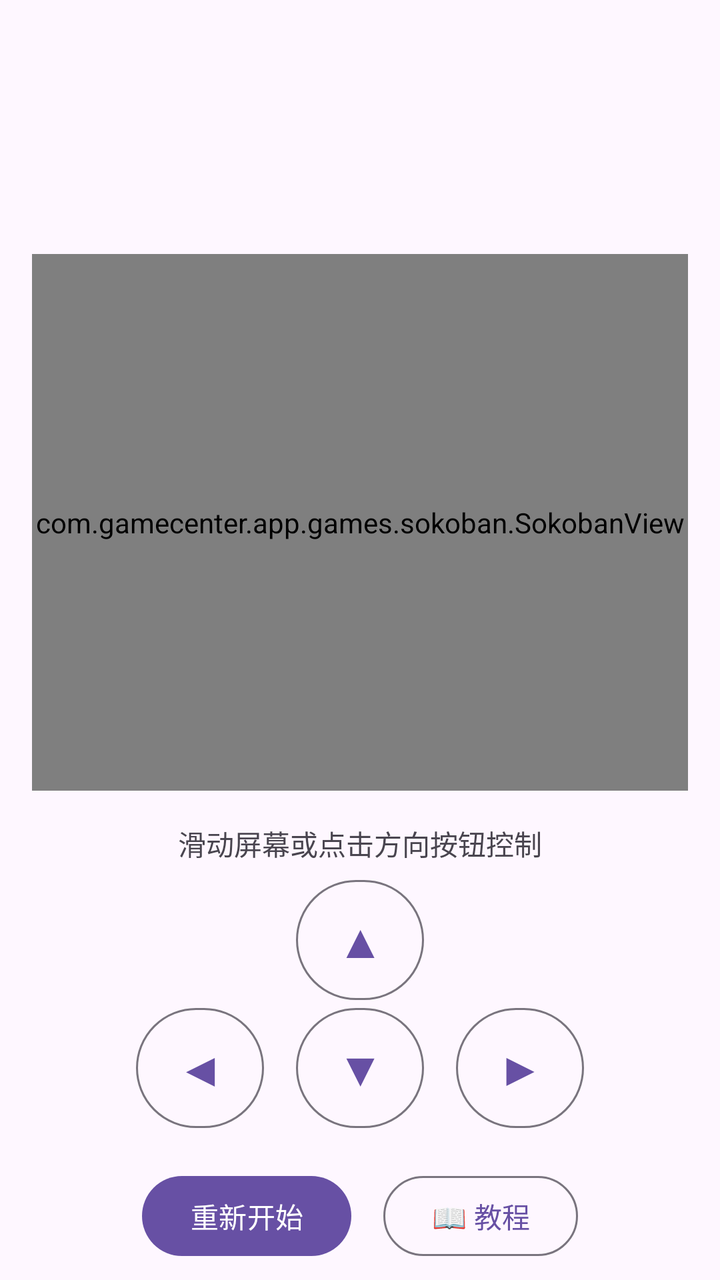
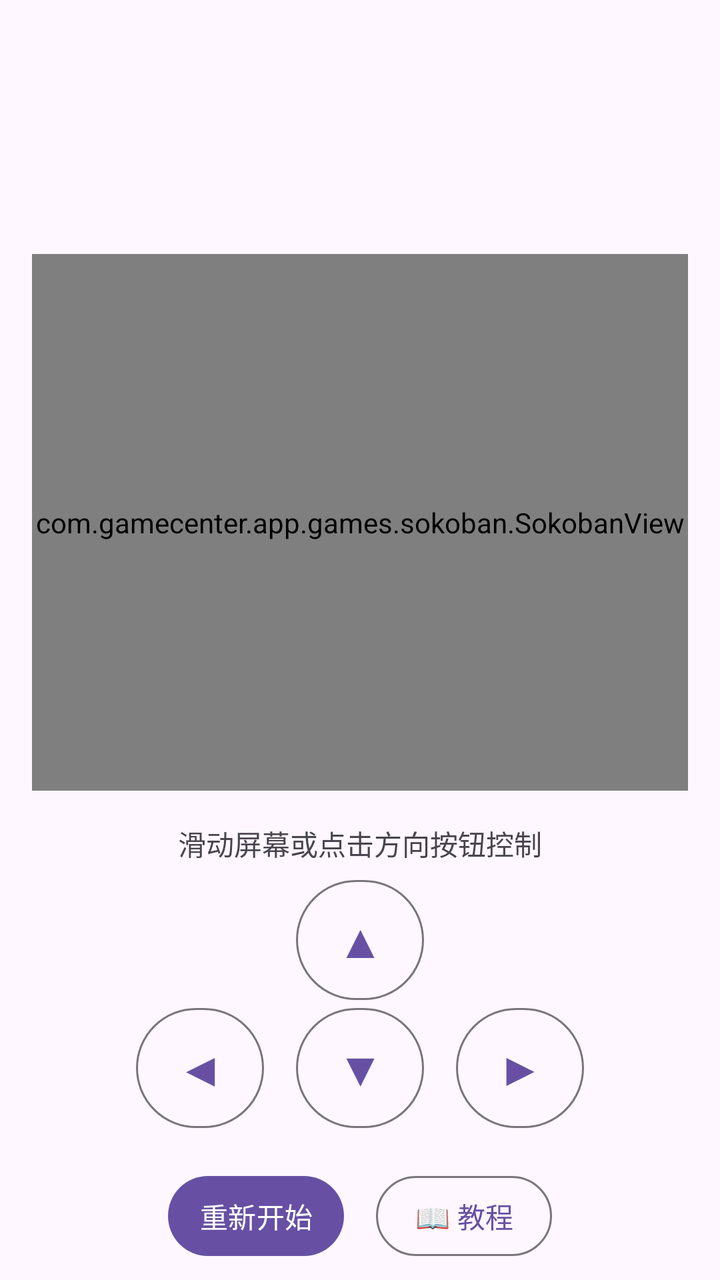

Compare the two renders of this Android layout. The source of the first and the diff that turns it into the second are given below.
<!-- AndroidManifest.xml: activity theme Theme.GameCenterApp -->
<!-- res/layout/activity_sokoban.xml -->
<?xml version="1.0" encoding="utf-8"?>
<LinearLayout xmlns:android="http://schemas.android.com/apk/res/android"
    android:layout_width="match_parent"
    android:layout_height="match_parent"
    android:orientation="vertical"
    android:background="?android:attr/colorBackground"
    android:paddingTop="28dp">

    <TextView
        android:id="@+id/tv_game_title"
        android:layout_width="wrap_content"
        android:layout_height="wrap_content"
        android:layout_gravity="center"
        android:layout_marginTop="16dp"
        android:textSize="28sp"
        android:textStyle="bold"
        android:textColor="?android:attr/textColorPrimary" />

    <TextView
        android:id="@+id/tv_game_status"
        android:layout_width="wrap_content"
        android:layout_height="wrap_content"
        android:layout_gravity="center"
        android:layout_marginTop="8dp"
        android:textSize="16sp"
        android:textColor="#4CAF50" />

    <com.gamecenter.app.games.sokoban.SokobanView
        android:id="@+id/sokoban_view"
        android:layout_width="match_parent"
        android:layout_height="0dp"
        android:layout_weight="1"
        android:layout_margin="16dp" />

    <TextView
        android:layout_width="wrap_content"
        android:layout_height="wrap_content"
        android:layout_gravity="center"
        android:text="滑动屏幕或点击方向按钮控制"
        android:textSize="14sp"
        android:textColor="?attr/colorOnSurfaceVariant" />

    <LinearLayout
        android:layout_width="match_parent"
        android:layout_height="wrap_content"
        android:gravity="center"
        android:orientation="vertical"
        android:padding="8dp">

        <com.google.android.material.button.MaterialButton
            android:id="@+id/btn_up"
            style="@style/Widget.Material3.Button.OutlinedButton"
            android:layout_width="64dp"
            android:layout_height="64dp"
            android:insetLeft="0dp"
            android:insetTop="0dp"
            android:insetRight="0dp"
            android:padding="0dp"
            android:text="▲"
            android:textSize="24sp" />

        <LinearLayout
            android:layout_width="wrap_content"
            android:layout_height="wrap_content"
            android:orientation="horizontal">

            <com.google.android.material.button.MaterialButton
                android:id="@+id/btn_left"
                style="@style/Widget.Material3.Button.OutlinedButton"
                android:layout_width="64dp"
                android:layout_height="64dp"
                android:layout_marginEnd="8dp"
                android:insetLeft="0dp"
                android:insetTop="0dp"
                android:insetRight="0dp"
                android:padding="0dp"
                android:text="◀"
                android:textSize="24sp" />

            <com.google.android.material.button.MaterialButton
                android:id="@+id/btn_down"
                style="@style/Widget.Material3.Button.OutlinedButton"
                android:layout_width="64dp"
                android:layout_height="64dp"
                android:layout_marginHorizontal="8dp"
                android:insetLeft="0dp"
                android:insetTop="0dp"
                android:insetRight="0dp"
                android:padding="0dp"
                android:text="▼"
                android:textSize="24sp" />

            <com.google.android.material.button.MaterialButton
                android:id="@+id/btn_right"
                style="@style/Widget.Material3.Button.OutlinedButton"
                android:layout_width="64dp"
                android:layout_height="64dp"
                android:layout_marginStart="8dp"
                android:insetLeft="0dp"
                android:insetTop="0dp"
                android:insetRight="0dp"
                android:padding="0dp"
                android:text="▶"
                android:textSize="24sp" />

        </LinearLayout>

    </LinearLayout>

    <LinearLayout
        android:layout_width="match_parent"
        android:layout_height="wrap_content"
        android:gravity="center"
        android:orientation="horizontal">

        <com.google.android.material.button.MaterialButton
            android:id="@+id/btn_game_restart"
            style="@style/Widget.Material3.Button"
            android:layout_width="wrap_content"
            android:layout_height="48dp"
            android:layout_margin="8dp"
            android:text="@string/btn_restart" />

        <com.google.android.material.button.MaterialButton
            android:id="@+id/btn_game_tutorial"
            style="@style/Widget.Material3.Button.OutlinedButton"
            android:layout_width="wrap_content"
            android:layout_height="48dp"
            android:layout_margin="8dp"
            android:text="📖 教程" />

    </LinearLayout>

</LinearLayout>
<!-- resources referenced by this layout -->
<resources>
  <string name="btn_restart">重新开始</string>
  <style name="Theme.GameCenterApp" parent="Theme.Material3.DayNight.NoActionBar">
          <item name="colorPrimary">@color/md_theme_light_primary</item>
          <item name="colorOnPrimary">@color/md_theme_light_on_primary</item>
          <item name="colorPrimaryContainer">@color/md_theme_light_primary_container</item>
          <item name="colorOnPrimaryContainer">@color/md_theme_light_on_primary_container</item>
          <item name="colorSecondary">@color/md_theme_light_secondary</item>
          <item name="colorOnSecondary">@color/md_theme_light_on_secondary</item>
          <item name="colorSecondaryContainer">@color/md_theme_light_secondary_container</item>
          <item name="colorOnSecondaryContainer">@color/md_theme_light_on_secondary_container</item>
          <item name="colorSurface">@color/md_theme_light_surface</item>
          <item name="colorOnSurface">@color/md_theme_light_on_surface</item>
          <item name="colorOnSurfaceVariant">@color/md_theme_light_on_surface_variant</item>
          <item name="android:colorBackground">@color/md_theme_light_background</item>
          <item name="android:statusBarColor">@color/md_theme_light_surface</item>
          <item name="android:navigationBarColor">@color/md_theme_light_surface</item>
          <item name="android:windowLightStatusBar">true</item>
      </style>
  <color name="md_theme_light_primary">#6750A4</color>
  <color name="md_theme_light_on_primary">#FFFFFF</color>
  <color name="md_theme_light_primary_container">#EADDFF</color>
  <color name="md_theme_light_on_primary_container">#21005D</color>
  <color name="md_theme_light_secondary">#625B71</color>
  <color name="md_theme_light_on_secondary">#FFFFFF</color>
  <color name="md_theme_light_secondary_container">#E8DEF8</color>
  <color name="md_theme_light_on_secondary_container">#1D192B</color>
  <color name="md_theme_light_surface">#FEF7FF</color>
  <color name="md_theme_light_on_surface">#1D1B20</color>
  <color name="md_theme_light_on_surface_variant">#49454F</color>
  <color name="md_theme_light_background">#FEF7FF</color>
</resources>

<!-- the commit's change to res/layout/activity_sokoban.xml (unified diff, before → after) -->
@@ -49,7 +49,7 @@
 
         <com.google.android.material.button.MaterialButton
             android:id="@+id/btn_up"
-            style="@style/Widget.Material3.Button.OutlinedButton"
+            style="@style/Widget.GameCenter.Button.Outlined"
             android:layout_width="64dp"
             android:layout_height="64dp"
             android:insetLeft="0dp"
@@ -66,7 +66,7 @@
 
             <com.google.android.material.button.MaterialButton
                 android:id="@+id/btn_left"
-                style="@style/Widget.Material3.Button.OutlinedButton"
+                style="@style/Widget.GameCenter.Button.Outlined"
                 android:layout_width="64dp"
                 android:layout_height="64dp"
                 android:layout_marginEnd="8dp"
@@ -79,7 +79,7 @@
 
             <com.google.android.material.button.MaterialButton
                 android:id="@+id/btn_down"
-                style="@style/Widget.Material3.Button.OutlinedButton"
+                style="@style/Widget.GameCenter.Button.Outlined"
                 android:layout_width="64dp"
                 android:layout_height="64dp"
                 android:layout_marginHorizontal="8dp"
@@ -92,7 +92,7 @@
 
             <com.google.android.material.button.MaterialButton
                 android:id="@+id/btn_right"
-                style="@style/Widget.Material3.Button.OutlinedButton"
+                style="@style/Widget.GameCenter.Button.Outlined"
                 android:layout_width="64dp"
                 android:layout_height="64dp"
                 android:layout_marginStart="8dp"
@@ -115,7 +115,7 @@
 
         <com.google.android.material.button.MaterialButton
             android:id="@+id/btn_game_restart"
-            style="@style/Widget.Material3.Button"
+            style="@style/Widget.GameCenter.Button"
             android:layout_width="wrap_content"
             android:layout_height="48dp"
             android:layout_margin="8dp"
@@ -123,7 +123,7 @@
 
         <com.google.android.material.button.MaterialButton
             android:id="@+id/btn_game_tutorial"
-            style="@style/Widget.Material3.Button.OutlinedButton"
+            style="@style/Widget.GameCenter.Button.Outlined"
             android:layout_width="wrap_content"
             android:layout_height="48dp"
             android:layout_margin="8dp"
<!-- resource entries referenced after the edit -->
@@ -1,6 +1,30 @@
 <!-- resources referenced by this layout -->
 <resources>
   <string name="btn_restart">重新开始</string>
+  <style name="Widget.GameCenter.Button" parent="Widget.Material3.Button">
+          <item name="android:minHeight">48dp</item>
+          <item name="minHeight">48dp</item>
+          <item name="android:paddingTop">6dp</item>
+          <item name="android:paddingBottom">6dp</item>
+          <item name="android:paddingStart">12dp</item>
+          <item name="android:paddingEnd">12dp</item>
+          <item name="android:includeFontPadding">true</item>
+          <item name="android:maxLines">2</item>
+          <item name="android:ellipsize">end</item>
+          <item name="android:textAllCaps">false</item>
+      </style>
+  <style name="Widget.GameCenter.Button.Outlined" parent="Widget.Material3.Button.OutlinedButton">
+          <item name="android:minHeight">48dp</item>
+          <item name="minHeight">48dp</item>
+          <item name="android:paddingTop">6dp</item>
+          <item name="android:paddingBottom">6dp</item>
+          <item name="android:paddingStart">12dp</item>
+          <item name="android:paddingEnd">12dp</item>
+          <item name="android:includeFontPadding">true</item>
+          <item name="android:maxLines">2</item>
+          <item name="android:ellipsize">end</item>
+          <item name="android:textAllCaps">false</item>
+      </style>
   <style name="Theme.GameCenterApp" parent="Theme.Material3.DayNight.NoActionBar">
           <item name="colorPrimary">@color/md_theme_light_primary</item>
           <item name="colorOnPrimary">@color/md_theme_light_on_primary</item>
@@ -17,6 +41,8 @@
           <item name="android:statusBarColor">@color/md_theme_light_surface</item>
           <item name="android:navigationBarColor">@color/md_theme_light_surface</item>
           <item name="android:windowLightStatusBar">true</item>
+          <item name="materialButtonStyle">@style/Widget.GameCenter.Button</item>
+          <item name="android:buttonStyle">@style/Widget.GameCenter.PlatformButton</item>
       </style>
   <color name="md_theme_light_primary">#6750A4</color>
   <color name="md_theme_light_on_primary">#FFFFFF</color>
@@ -30,5 +56,14 @@
   <color name="md_theme_light_on_surface">#1D1B20</color>
   <color name="md_theme_light_on_surface_variant">#49454F</color>
   <color name="md_theme_light_background">#FEF7FF</color>
+  <style name="Widget.GameCenter.PlatformButton" parent="@android:style/Widget.Material.Button">
+          <item name="android:minHeight">44dp</item>
+          <item name="android:paddingTop">4dp</item>
+          <item name="android:paddingBottom">4dp</item>
+          <item name="android:includeFontPadding">true</item>
+          <item name="android:maxLines">2</item>
+          <item name="android:ellipsize">end</item>
+          <item name="android:textAllCaps">false</item>
+      </style>
 </resources>
 
